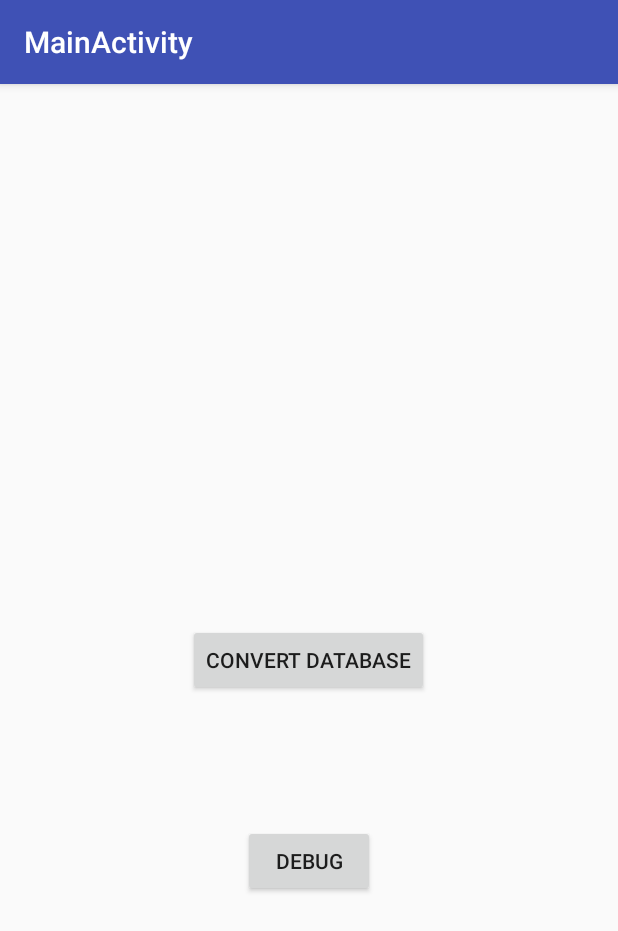
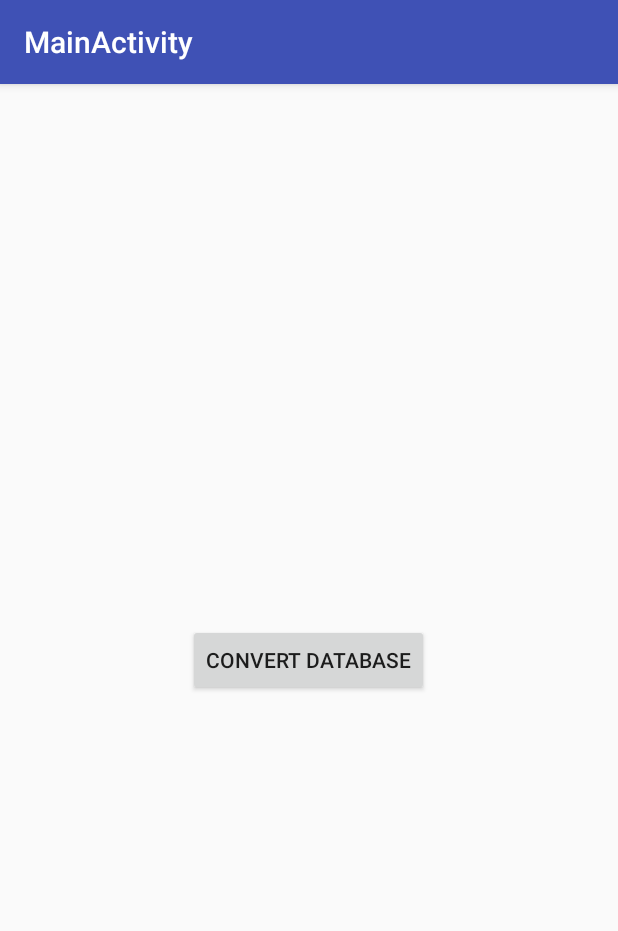
Before and after one commit to knub/readmore-to-leio, an Android app: the screen it shows after launch (MainActivity), on a phone screen of 412 x 824 dp. Shown: the top 931 px of the screen. Run offline under Robolectric (Android 15) with nearby library versions, the phone set to English and light mode, and no system bars.

Commit message:
Remove debug button.

```diff
--- a/app/src/main/java/knub/readmore_to_leio/MainActivity.java
+++ b/app/src/main/java/knub/readmore_to_leio/MainActivity.java
@@ -37,10 +37,4 @@ public class MainActivity extends AppCompatActivity {
         leioDb.close();
     }
 
-    public void debugButtonClicked(View v) {
-        String[] permissions = { Manifest.permission.WRITE_EXTERNAL_STORAGE };
-        requestPermissions(permissions, 43);
-        Toast.makeText(getApplicationContext(), "Debug button clicked", Toast.LENGTH_SHORT).show();
-    }
-
 }
--- a/app/src/main/res/layout/content_main.xml
+++ b/app/src/main/res/layout/content_main.xml
@@ -21,13 +21,4 @@
         android:layout_centerHorizontal="true"
         android:onClick="convertDatabase"/>
 
-    <Button
-        android:layout_width="wrap_content"
-        android:layout_height="wrap_content"
-        android:text="Debug"
-        android:id="@+id/button2"
-        android:layout_below="@+id/button"
-        android:layout_centerHorizontal="true"
-        android:layout_marginTop="86dp"
-        android:onClick="debugButtonClicked" />
 </RelativeLayout>
```
